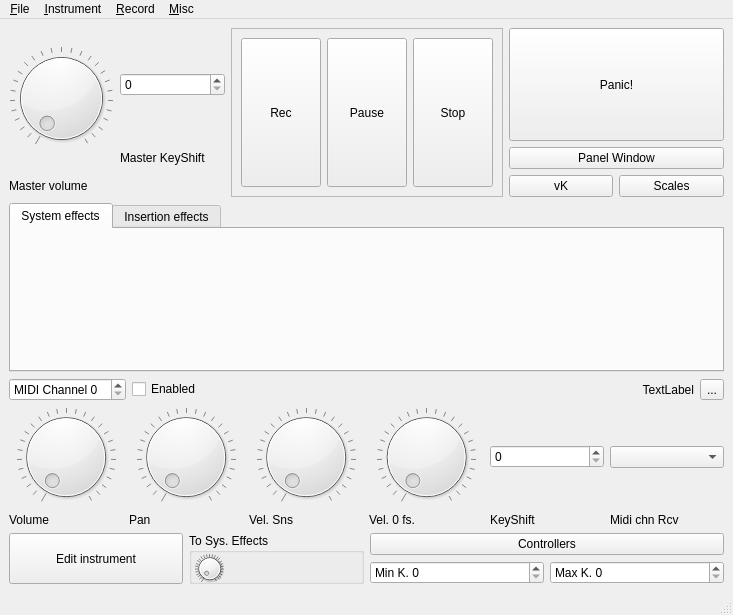
Qt form src/NewUI/masterUI.ui (metellius/zynqt) before a commit.
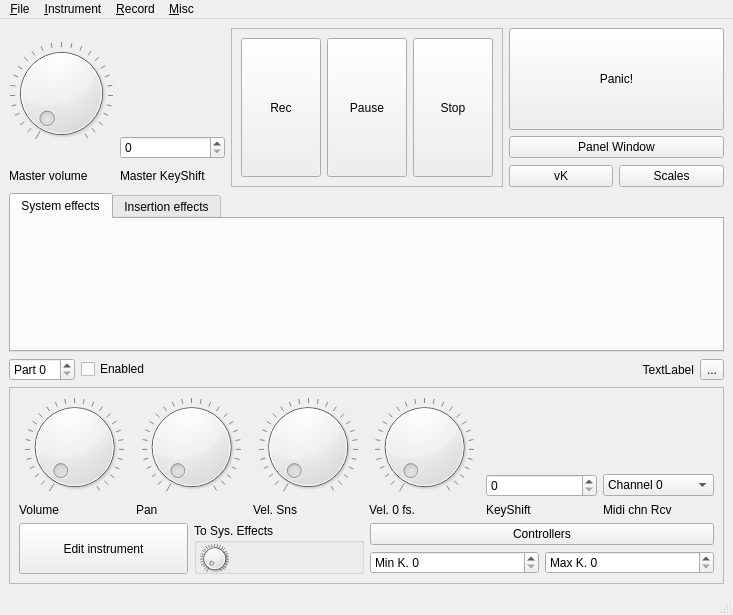
The same form after that commit. Custom widgets are drawn as their Qt base class.

Patch:
```diff
--- a/src/NewUI/masterUI.ui
+++ b/src/NewUI/masterUI.ui
@@ -17,9 +17,6 @@
    <layout class="QVBoxLayout" name="verticalLayout">
     <item>
      <layout class="QGridLayout" name="gridLayout">
-      <item row="0" column="1">
-       <widget class="QSpinBox" name="spinBox"/>
-      </item>
       <item row="0" column="3" colspan="2">
        <widget class="QPushButton" name="pushButton">
         <property name="sizePolicy">
@@ -105,13 +102,6 @@
         </layout>
        </widget>
       </item>
-      <item row="1" column="1">
-       <widget class="QLabel" name="label_2">
-        <property name="text">
-         <string>Master KeyShift</string>
-        </property>
-       </widget>
-      </item>
       <item row="2" column="0">
        <widget class="QLabel" name="label">
         <property name="text">
@@ -138,6 +128,16 @@
         </property>
        </widget>
       </item>
+      <item row="2" column="1">
+       <widget class="QLabel" name="label_2">
+        <property name="text">
+         <string>Master KeyShift</string>
+        </property>
+       </widget>
+      </item>
+      <item row="1" column="1">
+       <widget class="QSpinBox" name="spinBox"/>
+      </item>
      </layout>
     </item>
     <item>
@@ -162,7 +162,7 @@
       <item>
        <widget class="QSpinBox" name="spinBox_2">
         <property name="prefix">
-         <string>MIDI Channel </string>
+         <string>Part </string>
         </property>
        </widget>
       </item>
@@ -199,9 +199,21 @@
      </layout>
     </item>
     <item>
+     <widget class="QFrame" name="partFrame">
+      <property name="enabled">
+       <bool>true</bool>
+      </property>
+      <property name="frameShape">
+       <enum>QFrame::StyledPanel</enum>
+      </property>
+      <property name="frameShadow">
+       <enum>QFrame::Raised</enum>
+      </property>
+      <layout class="QVBoxLayout" name="verticalLayout_2">
+       <item>
      <layout class="QGridLayout" name="gridLayout_2">
-      <item row="0" column="0">
-       <widget class="Dial" name="masterVolume_2">
+         <item row="0" column="0" rowspan="2">
+          <widget class="Dial" name="partVolume">
         <property name="maximum">
          <number>127</number>
         </property>
@@ -219,8 +231,8 @@
         </property>
        </widget>
       </item>
-      <item row="0" column="1">
-       <widget class="Dial" name="masterVolume_3">
+         <item row="0" column="1" rowspan="2">
+          <widget class="Dial" name="partPan">
         <property name="maximum">
          <number>127</number>
         </property>
@@ -238,7 +250,7 @@
         </property>
        </widget>
       </item>
-      <item row="0" column="2">
+         <item row="0" column="2" rowspan="2">
        <widget class="Dial" name="masterVolume_4">
         <property name="maximum">
          <number>127</number>
@@ -257,7 +269,7 @@
         </property>
        </widget>
       </item>
-      <item row="0" column="3">
+         <item row="0" column="3" rowspan="2">
        <widget class="Dial" name="masterVolume_5">
         <property name="maximum">
          <number>127</number>
@@ -276,58 +288,113 @@
         </property>
        </widget>
       </item>
-      <item row="1" column="0">
+         <item row="2" column="0">
        <widget class="QLabel" name="label_3">
         <property name="text">
          <string>Volume</string>
         </property>
        </widget>
       </item>
-      <item row="1" column="1">
+         <item row="2" column="1">
        <widget class="QLabel" name="label_4">
         <property name="text">
          <string>Pan</string>
         </property>
        </widget>
       </item>
-      <item row="1" column="2">
+         <item row="2" column="2">
        <widget class="QLabel" name="label_5">
         <property name="text">
          <string>Vel. Sns</string>
         </property>
        </widget>
       </item>
-      <item row="1" column="3">
+         <item row="2" column="3">
        <widget class="QLabel" name="label_6">
         <property name="text">
          <string>Vel. 0 fs.</string>
         </property>
        </widget>
       </item>
-      <item row="1" column="4">
+         <item row="2" column="4">
        <widget class="QLabel" name="label_7">
         <property name="text">
          <string>KeyShift</string>
         </property>
        </widget>
       </item>
-      <item row="0" column="4">
+         <item row="1" column="4">
        <widget class="QSpinBox" name="spinBox_3">
         <property name="prefix">
          <string/>
         </property>
        </widget>
       </item>
-      <item row="0" column="5">
-       <widget class="QComboBox" name="comboBox"/>
-      </item>
       <item row="1" column="5">
+          <widget class="QComboBox" name="partChannelReceiver">
+           <property name="currentIndex">
+            <number>0</number>
+           </property>
+           <item>
+            <property name="text">
+             <string>Channel 0</string>
+            </property>
+           </item>
+           <item>
+            <property name="text">
+             <string>Channel 1</string>
+            </property>
+           </item>
+           <item>
+            <property name="text">
+             <string>Channel 2</string>
+            </property>
+           </item>
+           <item>
+            <property name="text">
+             <string>Channel 3</string>
+            </property>
+           </item>
+           <item>
+            <property name="text">
+             <string>Channel 4</string>
+            </property>
+           </item>
+          </widget>
+         </item>
+         <item row="2" column="5">
        <widget class="QLabel" name="label_8">
         <property name="text">
          <string>Midi chn Rcv</string>
         </property>
        </widget>
       </item>
+         <item row="0" column="4">
+          <spacer name="verticalSpacer">
+           <property name="orientation">
+            <enum>Qt::Vertical</enum>
+           </property>
+           <property name="sizeHint" stdset="0">
+            <size>
+             <width>20</width>
+             <height>40</height>
+            </size>
+           </property>
+          </spacer>
+         </item>
+         <item row="0" column="5">
+          <spacer name="verticalSpacer_2">
+           <property name="orientation">
+            <enum>Qt::Vertical</enum>
+           </property>
+           <property name="sizeHint" stdset="0">
+            <size>
+             <width>20</width>
+             <height>40</height>
+            </size>
+           </property>
+          </spacer>
+         </item>
      </layout>
     </item>
     <item>
@@ -399,6 +466,9 @@
        </widget>
       </item>
      </layout>
+       </item>
+      </layout>
+     </widget>
     </item>
    </layout>
   </widget>
```
Left out of the diff: 6 changed lines with no effect on the pictures. Lines whose indentation alone changed are shown as unchanged.
